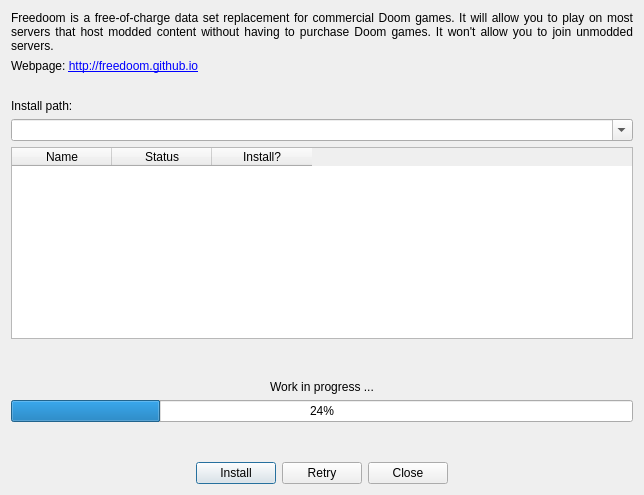
Qt form src/core/gui/freedoomdialog.ui (Destroyerrrocket/doomseeker-unofficial) before a commit.
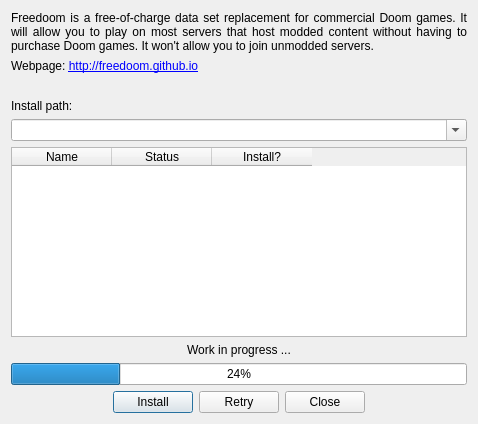
The same form after that commit. Icons and pictures are not drawn.

The edit to the form file:
```diff
--- a/src/core/gui/freedoomdialog.ui
+++ b/src/core/gui/freedoomdialog.ui
@@ -6,8 +6,8 @@
    <rect>
     <x>0</x>
     <y>0</y>
-    <width>644</width>
-    <height>495</height>
+    <width>478</width>
+    <height>424</height>
    </rect>
   </property>
   <property name="windowTitle">
```
